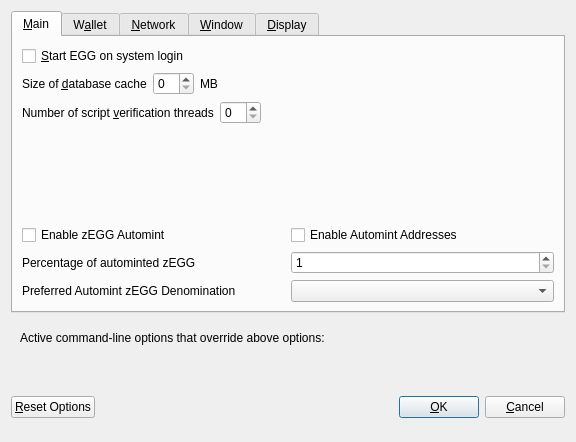
First picture: the form in src/qt/forms/optionsdialog.ui, repository KingricharVD/DSW, before the edit.
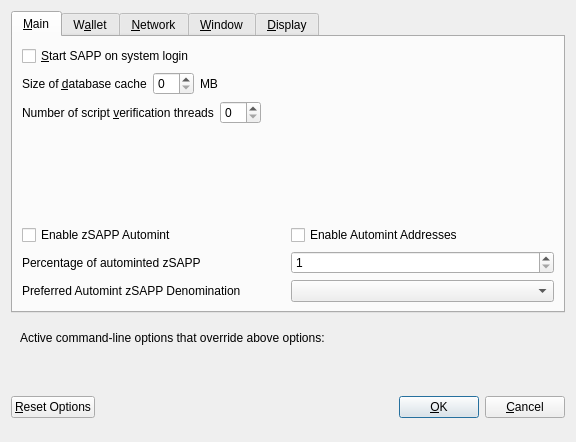
Second picture: the form after the edit. Custom widgets are drawn as their Qt base class.

Diff of the .ui file:
```diff
--- a/src/qt/forms/optionsdialog.ui
+++ b/src/qt/forms/optionsdialog.ui
@@ -33,7 +33,7 @@
           <string>Automatically start EGG after logging in to the system.</string>
          </property>
          <property name="text">
-          <string>&amp;Start EGG on system login</string>
+          <string>&amp;Start SAPP on system login</string>
          </property>
         </widget>
        </item>
@@ -147,7 +147,7 @@
                <enum>Qt::LeftToRight</enum>
               </property>
               <property name="text">
-               <string>Enable zEGG Automint</string>
+               <string>Enable zSAPP Automint</string>
               </property>
              </widget>
             </item>
@@ -174,7 +174,7 @@
                <string>Percentage of incoming EGG which get automatically converted to zEGG via Zerocoin Protocol (min: 10%)</string>
               </property>
               <property name="text">
-               <string>Percentage of autominted zEGG</string>
+               <string>Percentage of autominted zSAPP</string>
               </property>
              </widget>
             </item>
@@ -207,7 +207,7 @@
                <string>Wait with automatic conversion to Zerocoin until enough EGG for this denomination is available</string>
               </property>
               <property name="text">
-               <string>Preferred Automint zEGG Denomination</string>
+               <string>Preferred Automint zSAPP Denomination</string>
               </property>
              </widget>
             </item>
```
Left out of the diff: 18 changed lines with no effect on the pictures.
